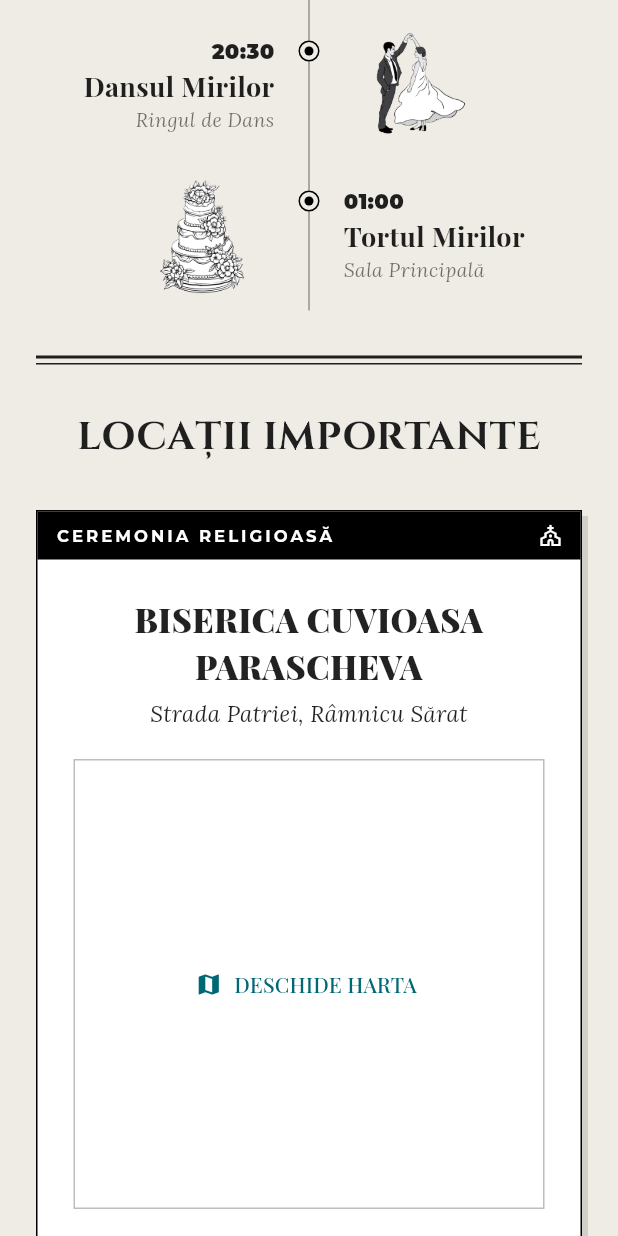
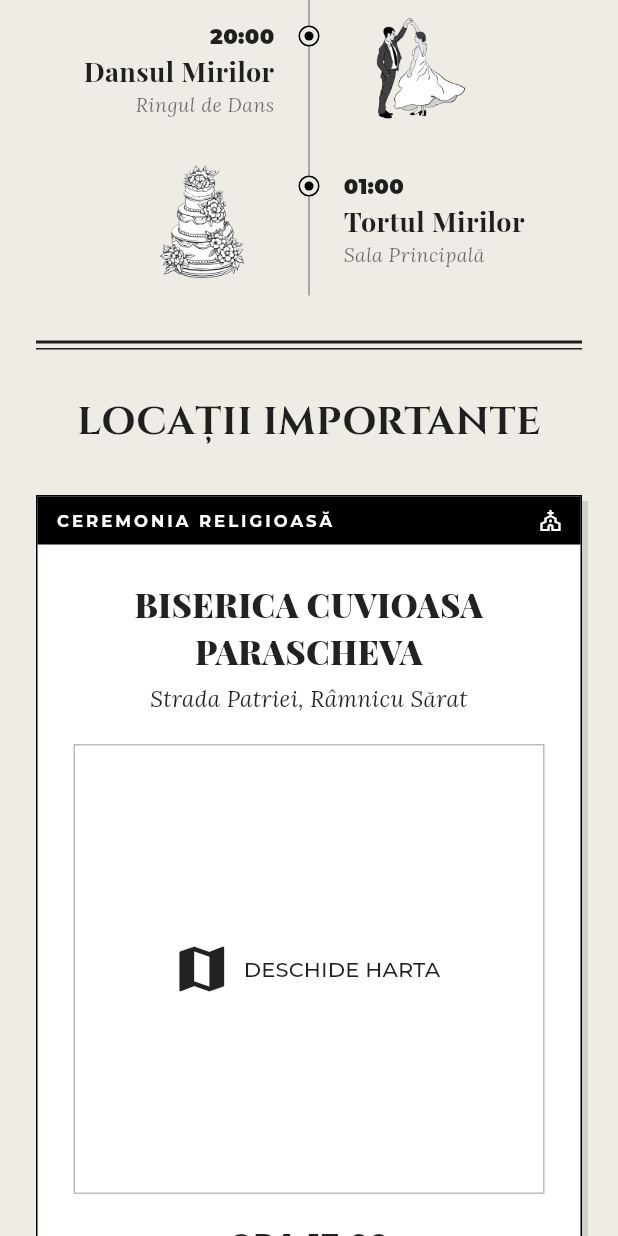
Before and after one commit to adelin232/WeddingFrontend, a Flutter app: the screen it shows after launch, scrolled down 1728 dp, after a tap on "DESCHIDE HARTA", on a phone screen of 412 x 824 dp. Run offline on Flutter 3.47's test engine with Material 3 defaults, Android fonts, the phone set to English and light mode, and no system bars; our stand-ins replace google_fonts, image_picker, share_plus; missing offline and left inert: dart:html, dart:ui_web; network calls fail.

Commit message:
feat: update

```diff
--- a/lib/main.dart
+++ b/lib/main.dart
@@ -107,7 +107,7 @@ class NewspaperLayout extends StatelessWidget {
               child: Column(
                 crossAxisAlignment: CrossAxisAlignment.stretch,
                 children: [
-                  SizedBox(height: 30),
+                  SizedBox(height: 20),
                   NewspaperHeader(),
                   SizedBox(height: 30),
                   HeroSection(),
@@ -128,7 +128,7 @@ class NewspaperLayout extends StatelessWidget {
                   BottomActionSection(),
                   SizedBox(height: 40),
                   NewspaperFooter(),
-                  SizedBox(height: 30),
+                  SizedBox(height: 20),
                 ],
               ),
             ),
@@ -279,7 +279,7 @@ class HeroSection extends StatelessWidget {
                       height: 600, width: double.infinity, fit: BoxFit.cover),
                 ),
                 const SizedBox(height: 8),
-                Text('Serată la Castelului Cantacuzino, Martie 2026',
+                Text('Serată la Castelul Cantacuzino, Martie 2026',
                     style: GoogleFonts.playfairDisplay(
                         fontSize: 16,
                         fontStyle: FontStyle.italic,
@@ -473,7 +473,7 @@ class TimelineSection extends StatelessWidget {
         'isPartyPhoto': true,
       },
       {
-        'time': '20:30',
+        'time': '20:00',
         'title': 'Dansul Mirilor',
         'loc': 'Ringul de Dans',
         // AICI: Folosește calea corectă către imaginea ta 'dans.png'
@@ -743,25 +743,21 @@ class LocationsSection extends StatelessWidget {
                     style: GoogleFonts.lora(
                         fontSize: 15, fontStyle: FontStyle.italic)),
                 const SizedBox(height: 20),
-                // ... în interiorul _buildLocationTicket ...
                 Container(
                   height: 300,
                   width: double.infinity,
                   decoration: BoxDecoration(
                       border: Border.all(color: Colors.grey.shade400)),
-                  child: kIsWeb
-                      // ÎNVELIM HtmlElementView ÎNTR-UN AbsorbPointer SAU IgnorePointer
-                      // Pentru a nu permite iframe-ului să interfereze cu gestul de scroll al paginii
-                      ? IgnorePointer(
-                          ignoring:
-                              true, // Harta devine pur vizuală (ca o poză). Omul nu poate face zoom/pan pe ea.
-                          child: HtmlElementView(viewType: viewId),
-                        )
-                      : Center(
-                          child: TextButton.icon(
-                              onPressed: () => _launchMap("$name, $address"),
-                              icon: const Icon(Icons.map),
-                              label: const Text("DESCHIDE HARTA"))),
+                  // ÎNLĂTURĂM COMPLET HtmlElementView și lăsăm doar butonul pe toate platformele
+                  child: Center(
+                    child: TextButton.icon(
+                      onPressed: () => _launchMap("$name, $address"),
+                      icon: const Icon(Icons.map,
+                          size: 40, color: Colors.black87),
+                      label: Text("DESCHIDE HARTA",
+                          style: GoogleFonts.montserrat(color: Colors.black87)),
+                    ),
+                  ),
                 ),
                 const SizedBox(height: 20),
                 Text(time,
```
Also changed, not shown: 3 other files.
